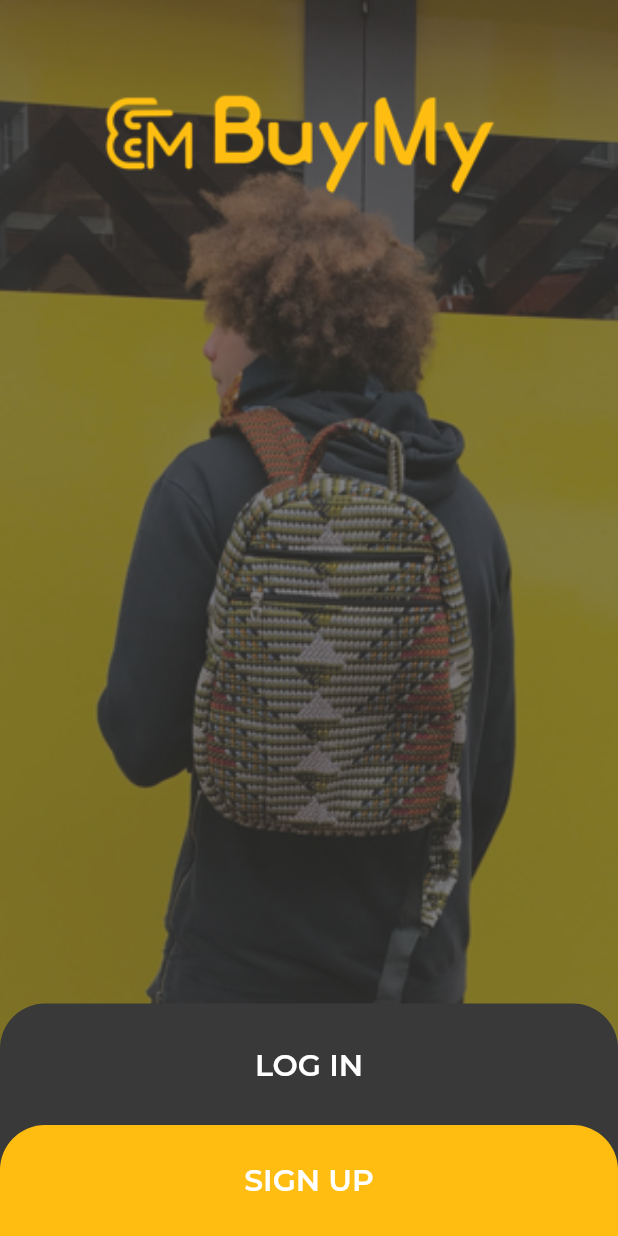
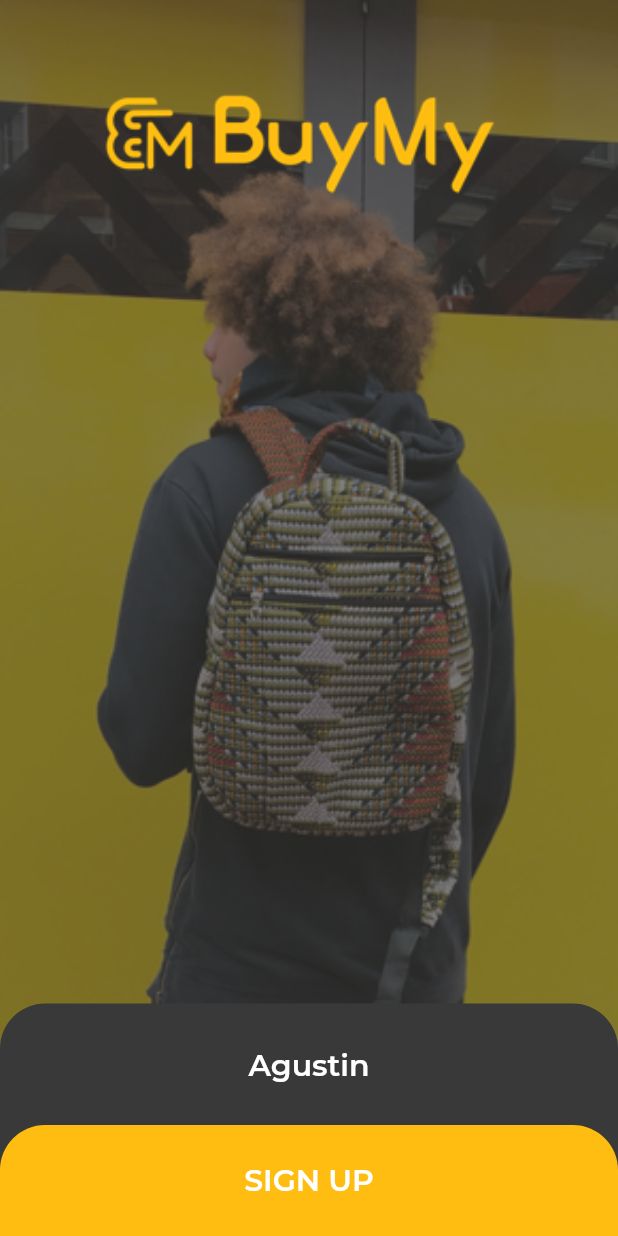
Before and after one commit to bautitravella/main_screens, a Flutter app: the screen it shows after launch, on a phone screen of 412 x 824 dp. Run offline on Flutter 3.47's test engine with Material 2 defaults, Android fonts, the phone set to English and light mode, and no system bars.

Commit message:
first screen widget

```diff
--- a/lib/firstscreen_widget/firstscreen_widget.dart
+++ b/lib/firstscreen_widget/firstscreen_widget.dart
@@ -73,7 +73,7 @@ class FirstscreenWidget extends StatelessWidget {
                       child: Align(
                         alignment: Alignment(0.0, -0.5),
                         child: Text(
-                          "LOG IN",
+                          "Agustin",
                           style: TextStyle(
                             color: Color.fromARGB(255, 255, 255, 255),
                             fontFamily: "Montserrat",
```
